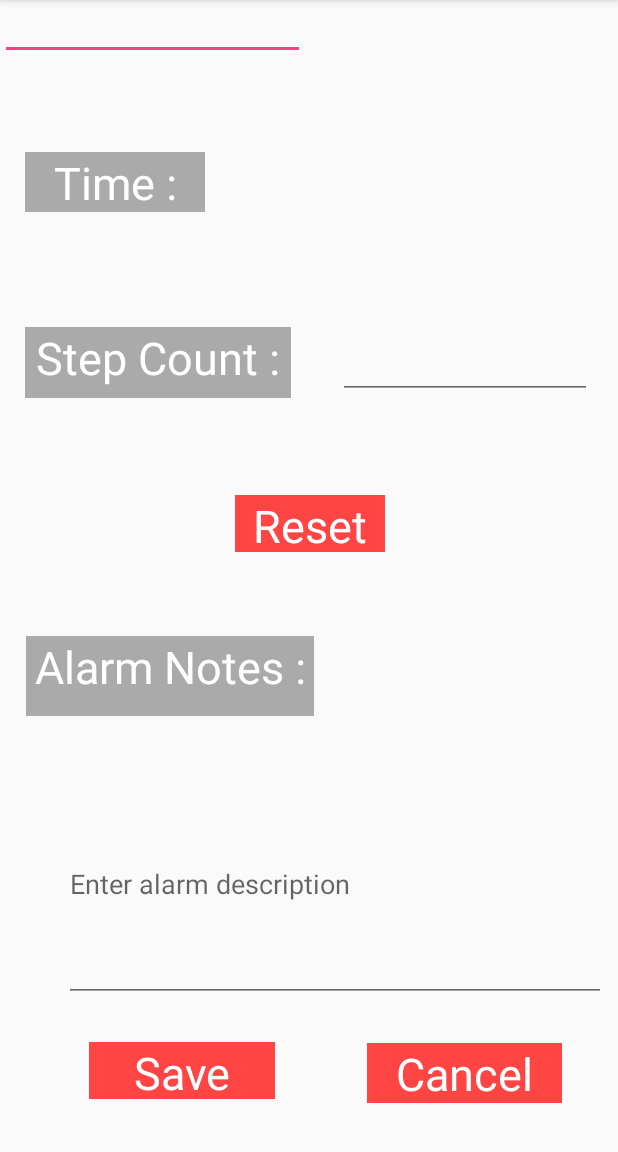
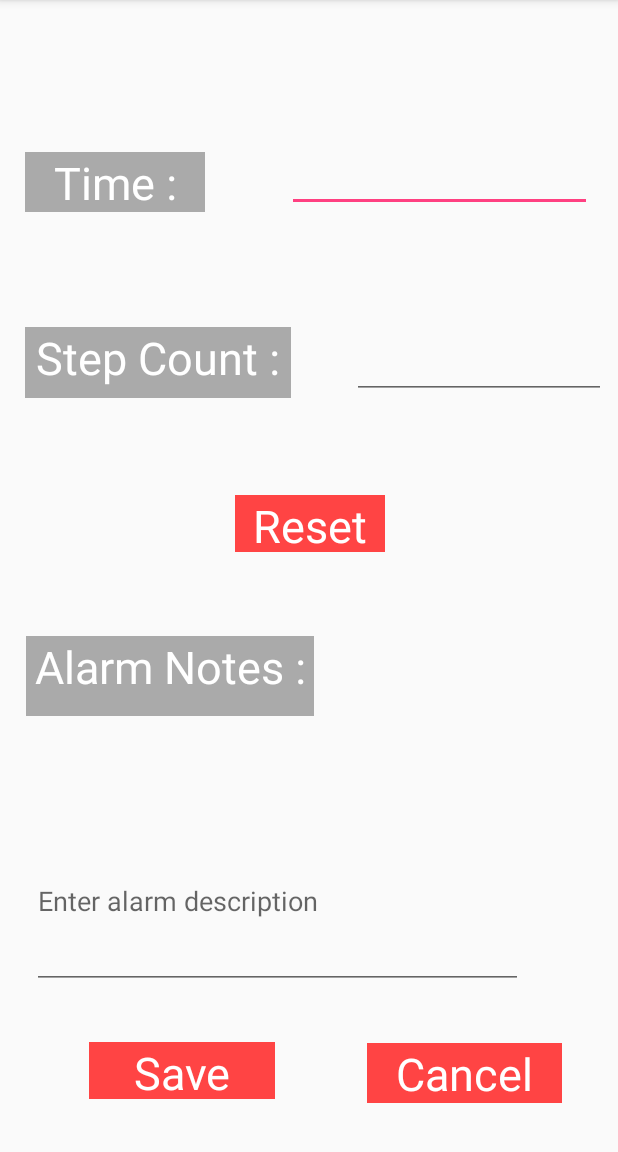
Before and after one commit to DevineniSirisha/SmartAlarm, an Android app: the WakeupActivity screen opened directly, with no data from a screen before it, on a phone screen of 412 x 824 dp, the part 84-1236 px from its top. Run offline under Robolectric (Android 15) with nearby library versions, the phone set to English and light mode, and no system bars.

Commit message:
wake up activity is added

```diff
--- a/app/src/main/AndroidManifest.xml
+++ b/app/src/main/AndroidManifest.xml
@@ -17,7 +17,8 @@
             </intent-filter>
         </activity>
         <activity android:name=".WakeupActivity" />
-        <activity android:name=".LocationActivity"></activity>
+        <activity android:name=".LocationActivity" />
+        <activity android:name=".AlertActivity"></activity>
     </application>
 
 </manifest>
--- a/app/src/main/res/layout/activity_wakeup.xml
+++ b/app/src/main/res/layout/activity_wakeup.xml
@@ -31,10 +31,18 @@
         android:id="@+id/setWakeUpTime"
         android:layout_width="203dp"
         android:layout_height="40dp"
+        android:layout_marginBottom="8dp"
+        android:layout_marginEnd="8dp"
+        android:layout_marginStart="8dp"
+        android:layout_marginTop="8dp"
         android:ems="10"
         android:inputType="time"
-        tools:layout_editor_absoluteX="165dp"
-        tools:layout_editor_absoluteY="87dp" />
+        app:layout_constraintBottom_toBottomOf="parent"
+        app:layout_constraintEnd_toEndOf="parent"
+        app:layout_constraintHorizontal_bias="0.951"
+        app:layout_constraintStart_toStartOf="parent"
+        app:layout_constraintTop_toTopOf="parent"
+        app:layout_constraintVertical_bias="0.131" />
 
     <TextView
         android:id="@+id/Steps"
@@ -68,7 +76,7 @@
         android:inputType="number"
         app:layout_constraintBottom_toBottomOf="parent"
         app:layout_constraintEnd_toEndOf="parent"
-        app:layout_constraintHorizontal_bias="0.959"
+        app:layout_constraintHorizontal_bias="1.0"
         app:layout_constraintStart_toStartOf="parent"
         app:layout_constraintTop_toTopOf="parent"
         app:layout_constraintVertical_bias="0.298" />
@@ -95,8 +103,8 @@
 
     <EditText
         android:id="@+id/NotesDesc"
-        android:layout_width="361dp"
-        android:layout_height="157dp"
+        android:layout_width="327dp"
+        android:layout_height="117dp"
         android:layout_marginBottom="8dp"
         android:layout_marginEnd="8dp"
         android:layout_marginStart="8dp"
@@ -107,10 +115,10 @@
         android:textAlignment="viewStart"
         app:layout_constraintBottom_toBottomOf="parent"
         app:layout_constraintEnd_toEndOf="parent"
-        app:layout_constraintHorizontal_bias="1.0"
+        app:layout_constraintHorizontal_bias="0.195"
         app:layout_constraintStart_toStartOf="parent"
         app:layout_constraintTop_toTopOf="parent"
-        app:layout_constraintVertical_bias="0.845" />
+        app:layout_constraintVertical_bias="0.841" />
 
     <TextView
         android:id="@+id/saveButton"
@@ -121,6 +129,7 @@
         android:layout_marginStart="8dp"
         android:layout_marginTop="8dp"
         android:background="@android:color/holo_red_light"
+        android:onClick="save"
         android:text="Save"
         android:textAlignment="center"
         android:textColor="@android:color/white"
@@ -141,6 +150,7 @@
         android:layout_marginStart="8dp"
         android:layout_marginTop="8dp"
         android:background="@android:color/holo_red_light"
+        android:onClick="cancel"
         android:text="Cancel"
         android:textAlignment="center"
         android:textColor="@android:color/white"
```
Also changed, not shown: app/src/main/java/com/example/s531505/smartalarm/AlertActivity.java (added, +15 -0 lines), app/src/main/java/com/example/s531505/smartalarm/WakeupActivity.java (+12 -0 lines), app/src/main/res/layout/activity_alert.xml (added, +95 -0 lines).
